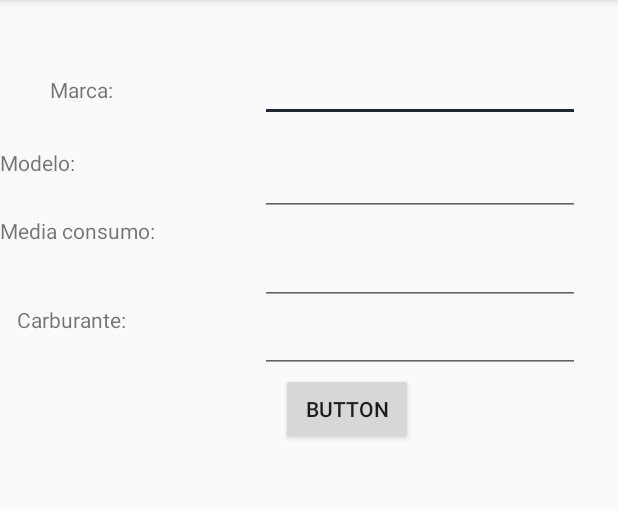
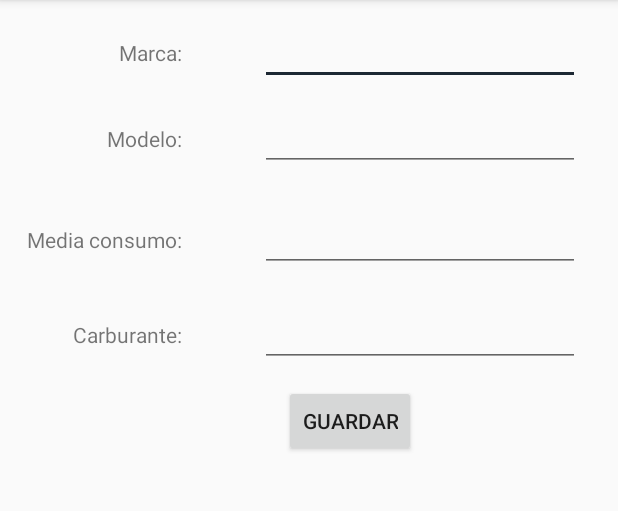
Before and after one commit to JennyGCL/Geolocalizacion, an Android app: the Configuracion screen opened directly, with no data from a screen before it, on a phone screen of 412 x 824 dp, the part 84-595 px from its top. Run offline under Robolectric (Android 15) with nearby library versions, the phone set to English and light mode, and no system bars; libraries missing offline, so code that uses them is left out: com.felipecsl.gifimageview; 1 statement that could not run was skipped.

```diff
--- a/app/src/main/java/com/example/usuario1/geolocalizacion/Configuracion.java
+++ b/app/src/main/java/com/example/usuario1/geolocalizacion/Configuracion.java
@@ -24,8 +24,7 @@ public class Configuracion extends AppCompatActivity {
     ArrayList<String> items = new ArrayList();
     TextView txt_uno,txt_dos;
     EditText marca,modelo,consumo,combustible;
-    int id;
-    ManejoBD bd;
+    int id=0;
     SQLiteDatabase baseDatos;
     @Override
     protected void onCreate(Bundle savedInstanceState) {
@@ -39,25 +38,15 @@ public class Configuracion extends AppCompatActivity {
         combustible = (EditText)findViewById(R.id.combustible);
         btn_guardar = (Button)findViewById(R.id.bGuardar);
 
+        adapter = new ArrayAdapter<String>(this, android.R.layout.simple_expandable_list_item_1, items);
+        baseDatos = this.openOrCreateDatabase("BDGeolocalizacion", MODE_PRIVATE, null);
+        lista_vehiculos = (ArrayList<Vehiculo>) getIntent().getSerializableExtra("lista");
 
-        baseDatos = this.openOrCreateDatabase("BDGeolocalizacion", MODE_PRIVATE, null);
-        bd = new ManejoBD();
-
-                lista_vehiculos = (ArrayList<Vehiculo>) getIntent().getSerializableExtra("lista");
-        //int x = bd.obtenerIdVehiculo();
-       // Log.e("ID",String.valueOf(x));
          for (int i = 0; i < lista_vehiculos.size() ; i++) {
-
              items.add(lista_vehiculos.get(i).getMarca()+" " +lista_vehiculos.get(i).getModelo()+ "     consumo: "
                      +lista_vehiculos.get(i).getConsumo()+" l/100km");
              id++;
          }
-
-       adapter = new ArrayAdapter<String>(this, android.R.layout.simple_expandable_list_item_1, items);
-
-
-
-
 
         lista.setAdapter(adapter);
 
@@ -70,24 +59,17 @@ public class Configuracion extends AppCompatActivity {
                     Vehiculo vehiculo = new Vehiculo(x,marca.getText().toString(),modelo.getText().toString(),
                             Double.parseDouble(consumo.getText().toString()),combustible.getText().toString());
 
-
                     String sql = "insert into Vehiculos values (" + vehiculo.getId() + ",'" + vehiculo.getMarca() +
                             "','" + vehiculo.getModelo() + "'," + vehiculo.getConsumo() + ",'" + vehiculo.getCombustible() +  "');";
                     baseDatos.execSQL(sql);
+                    lista_vehiculos.add(vehiculo);
+                    items.add(lista_vehiculos.get(1).getMarca()+" " +lista_vehiculos.get(1).getModelo()+ "     consumo: "
+                            +lista_vehiculos.get(1).getConsumo()+" l/100km");
 
 
+                }catch (Exception e){
 
-                   // baseDatos.insertarVehiculo(vehiculo);
-                    Log.e("BIEEEEEN",String.valueOf(x));
-                }catch (Exception e){
-                    Log.e("ERROR En INSERTAR","ERROOOOOOOOR");
                 }
-
-
-                /*Intent intent  = new Intent(Configuracion.this,MainActivity.class);
-                intent.putExtra("objeto",vehiculo);
-                setResult(RESULT_OK,intent);
-                finish();*/
 
 
 
--- a/app/src/main/res/layout/activity_configuracion.xml
+++ b/app/src/main/res/layout/activity_configuracion.xml
@@ -12,8 +12,9 @@
         android:layout_height="wrap_content"
         android:layout_alignStart="@+id/combustible"
         android:layout_below="@+id/combustible"
-        android:layout_marginStart="14dp"
-        android:text="Button" />
+        android:layout_marginStart="16dp"
+        android:layout_marginTop="12dp"
+        android:text="Guardar" />
 
     <EditText
         android:id="@+id/marca"
@@ -22,7 +23,7 @@
         android:layout_alignParentEnd="true"
         android:layout_alignParentTop="true"
         android:layout_marginEnd="25dp"
-        android:layout_marginTop="36dp"
+        android:layout_marginTop="11dp"
         android:ems="10"
         android:inputType="textPersonName" />
 
@@ -30,9 +31,9 @@
         android:id="@+id/modelo"
         android:layout_width="wrap_content"
         android:layout_height="wrap_content"
-        android:layout_alignEnd="@+id/marca"
+        android:layout_alignStart="@+id/marca"
         android:layout_below="@+id/marca"
-        android:layout_marginTop="17dp"
+        android:layout_marginTop="12dp"
         android:ems="10"
         android:inputType="textPersonName" />
 
@@ -40,9 +41,9 @@
         android:id="@+id/consumo"
         android:layout_width="wrap_content"
         android:layout_height="wrap_content"
-        android:layout_alignEnd="@+id/modelo"
-        android:layout_below="@+id/modelo"
-        android:layout_marginTop="14dp"
+        android:layout_alignBaseline="@+id/tconsumo"
+        android:layout_alignBottom="@+id/tconsumo"
+        android:layout_alignStart="@+id/modelo"
         android:ems="10"
         android:inputType="textPersonName" />
 
@@ -50,8 +51,9 @@
         android:id="@+id/combustible"
         android:layout_width="wrap_content"
         android:layout_height="wrap_content"
+        android:layout_alignBaseline="@+id/tcarburante"
+        android:layout_alignBottom="@+id/tcarburante"
         android:layout_alignStart="@+id/consumo"
-        android:layout_below="@+id/consumo"
         android:ems="10"
         android:inputType="textPersonName" />
 
@@ -60,8 +62,7 @@
         android:layout_width="match_parent"
         android:layout_height="match_parent"
         android:layout_alignParentStart="true"
-        android:layout_below="@+id/bGuardar"
-        android:layout_marginTop="13dp" />
+        android:layout_below="@+id/bGuardar" />
 
     <TextView
         android:id="@+id/tmarca"
@@ -69,32 +70,34 @@
         android:layout_height="wrap_content"
         android:layout_alignBaseline="@+id/marca"
         android:layout_alignBottom="@+id/marca"
-        android:layout_alignParentStart="true"
-        android:layout_marginStart="33dp"
+        android:layout_alignEnd="@+id/tmodelo"
         android:text="Marca:" />
 
     <TextView
         android:id="@+id/tmodelo"
         android:layout_width="wrap_content"
         android:layout_height="wrap_content"
-        android:layout_alignStart="@+id/textView6"
-        android:layout_alignTop="@+id/modelo"
+        android:layout_alignBaseline="@+id/modelo"
+        android:layout_alignBottom="@+id/modelo"
+        android:layout_alignEnd="@+id/tconsumo"
         android:text="Modelo:" />
 
     <TextView
         android:id="@+id/tconsumo"
         android:layout_width="wrap_content"
         android:layout_height="wrap_content"
-        android:layout_alignEnd="@+id/textView8"
+        android:layout_alignParentStart="true"
         android:layout_below="@+id/modelo"
+        android:layout_marginStart="18dp"
+        android:layout_marginTop="36dp"
         android:text="Media consumo:" />
 
     <TextView
         android:id="@+id/tcarburante"
         android:layout_width="wrap_content"
         android:layout_height="wrap_content"
-        android:layout_alignStart="@+id/textView9"
+        android:layout_alignEnd="@+id/tconsumo"
         android:layout_below="@+id/consumo"
-        android:layout_marginStart="11dp"
+        android:layout_marginTop="32dp"
         android:text="Carburante:" />
 </RelativeLayout>
```
Also changed, not shown: app/src/main/java/com/example/usuario1/geolocalizacion/MainActivity.java (+14 -5 lines).
